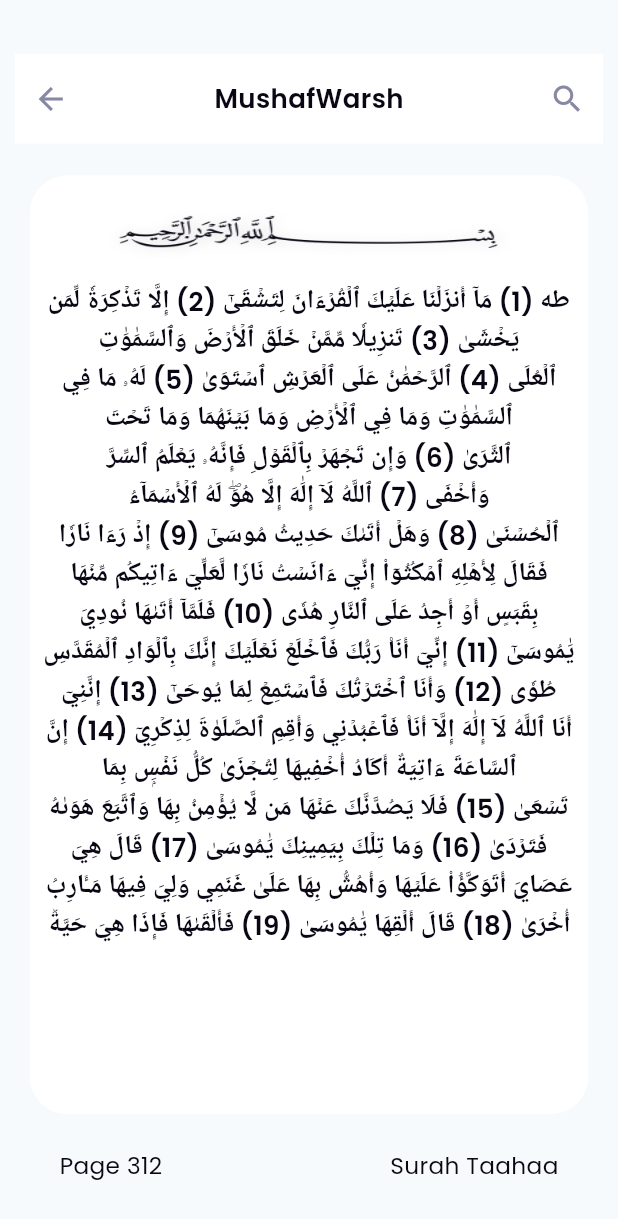
After one commit to KhaledRamadan880/IU-Mushaf, a Flutter app: the MushafView screen opened directly, after a tap on "Warch", on a phone screen of 412 x 824 dp. The commit adds this screen. Shown: the top 1219 px of the screen. Run offline on Flutter 3.47's test engine with Material 3 defaults, Android fonts, the phone set to English and light mode, and no system bars; our stand-ins replace device_preview, flutter_bloc, flutter_svg, get_it, persistent_bottom_nav_bar, shared_preferences; accounts and stored records are empty.

Commit message:
Mushaf Reading View UI

```diff
--- a/assets/translations/ar.json
+++ b/assets/translations/ar.json
@@ -9,6 +9,7 @@
     "mushaf" : "مصحف",
     "accent" : "لهجة",
     "by" : "by",
+    "page" : "صفحة",
 
     "quranAudio" : "المصحف الصوتي",
     "surah" : "السور",
--- a/assets/translations/en.json
+++ b/assets/translations/en.json
@@ -9,6 +9,7 @@
     "mushaf" : "Mushaf",
     "accent" : "accent",
     "by" : "by",
+    "page" : "Page",
 
     "quranAudio" : "Quran Audio",
     "surah" : "Surah",
--- a/lib/core/utils/app_assets.dart
+++ b/lib/core/utils/app_assets.dart
@@ -1,6 +1,10 @@
 // ignore_for_file: prefer_single_quotes
 class Assets {
   Assets._();
+
+  /// Assets for imagesBesmAllah
+  /// assets/images/besm_allah.png
+  static const String imagesBesmAllah = "assets/images/besm_allah.png";
 
   /// Assets for imagesBookIcon
   /// assets/images/book_icon.svg
--- a/lib/core/utils/app_strings.dart
+++ b/lib/core/utils/app_strings.dart
@@ -11,6 +11,7 @@ abstract class AppStrings {
   static const String mushaf = "mushaf";
   static const String accent = "accent";
   static const String by = "by";
+  static const String page = "page";
   //! Quran Audio
   static const String quranAudio = "quranAudio";
   static const String surah = "surah";
--- /dev/null
+++ b/lib/features/mushaf/presentation/views/mushaf_reading_view.dart
@@ -0,0 +1,27 @@
+import 'package:iu_mushaf/core/imports/imports.dart';
+
+import '../widgets/mushaf_reading_container.dart';
+import '../widgets/mushaf_reading_header.dart';
+import '../widgets/mushaf_reading_page_and_surah.dart';
+
+class MushafReadingView extends StatelessWidget {
+  const MushafReadingView({super.key});
+
+  @override
+  Widget build(BuildContext context) {
+    return Scaffold(
+      body: Column(
+        crossAxisAlignment: CrossAxisAlignment.center,
+        children: [
+          SizedBox(height: 37.responsiveHeight(context)),
+          //! Header Bar
+          const MushafReadingHeader(),
+          //! Reading Container
+          const MushafReadingContainer(),
+          //! Page Number & Surah Name
+          const MushafReadingPageNumberAndSurah(),
+        ],
+      ),
+    );
+  }
+}
--- a/lib/features/mushaf/presentation/widgets/mushaf_card.dart
+++ b/lib/features/mushaf/presentation/widgets/mushaf_card.dart
@@ -7,13 +7,17 @@ class MushafCard extends StatelessWidget {
     required this.mushafType,
     required this.accent,
     required this.by,
+    required this.onTap,
   });
 
   final String mushafType, accent, by;
+  final Function() onTap;
 
   @override
   Widget build(BuildContext context) {
-    return Container(
+    return GestureDetector(
+      onTap: onTap,
+      child: Container(
         height: 140.responsiveHeight(context),
         margin: EdgeInsets.only(
           bottom: 36.responsiveHeight(context),
@@ -90,6 +94,7 @@ class MushafCard extends StatelessWidget {
             SizedBox(width: 7.responsiveWidth(context)),
           ],
         ),
+      ),
     );
   }
 }
--- a/lib/features/mushaf/presentation/widgets/mushaf_cards_list_view.dart
+++ b/lib/features/mushaf/presentation/widgets/mushaf_cards_list_view.dart
@@ -1,4 +1,5 @@
 import 'package:iu_mushaf/core/imports/imports.dart';
+import 'package:iu_mushaf/features/mushaf/presentation/views/mushaf_reading_view.dart';
 import 'package:iu_mushaf/features/mushaf/presentation/widgets/mushaf_card.dart';
 
 class MushafCardsListView extends StatelessWidget {
@@ -31,6 +32,15 @@ class MushafCardsListView extends StatelessWidget {
               mushafType: mushafs[index]["mushafType"],
               accent: mushafs[index]["accent"],
               by: mushafs[index]["by"],
+              onTap: () {
+                PersistentNavBarNavigator.pushDynamicScreen(
+                  context,
+                  screen: MaterialPageRoute(
+                    builder: (context) => const MushafReadingView(),
+                  ),
+                  withNavBar: false,
+                );
+              },
             );
           },
         ),
--- /dev/null
+++ b/lib/features/mushaf/presentation/widgets/mushaf_reading_container.dart
@@ -0,0 +1,58 @@
+import 'package:iu_mushaf/core/imports/imports.dart';
+
+class MushafReadingContainer extends StatelessWidget {
+  const MushafReadingContainer({
+    super.key,
+  });
+
+  @override
+  Widget build(BuildContext context) {
+    return Container(
+      width: 357.responsiveWidth(context),
+      height: 647.responsiveHeight(context),
+      padding: EdgeInsets.only(
+        left: 8.responsiveWidth(context),
+        right: 8.responsiveWidth(context),
+        top: 20.responsiveHeight(context),
+      ),
+      margin: EdgeInsets.only(
+        top: 22.responsiveHeight(context),
+        left: 18.responsiveWidth(context),
+        right: 18.responsiveWidth(context),
+        bottom: 25.responsiveHeight(context),
+      ),
+      decoration: BoxDecoration(
+        color: Theme.of(context).secondaryHeaderColor,
+        borderRadius: BorderRadius.circular(25),
+      ),
+      child: Column(
+        children: [
+          BlocBuilder<GlobalCubit, GlobalState>(
+            builder: (context, state) {
+              return Padding(
+                padding: EdgeInsets.only(bottom: 14.responsiveHeight(context)),
+                child: Image.asset(
+                  Assets.imagesBesmAllah,
+                  height: 40.responsiveHeight(context),
+                  width: 270.responsiveWidth(context),
+                  color: context.read<GlobalCubit>().isDark
+                      ? AppColors.white
+                      : AppColors.black,
+                  fit: BoxFit.fill,
+                ),
+              );
+            },
+          ),
+          CustomText(
+            "طه (1) مَآ أَنزَلۡنَا عَلَيۡكَ ٱلۡقُرۡءَانَ لِتَشۡقَىٰٓ (2) إِلَّا تَذۡكِرَةٗ لِّمَن يَخۡشَىٰ (3) تَنزِيلٗا مِّمَّنۡ خَلَقَ ٱلۡأَرۡضَ وَٱلسَّمَٰوَٰتِ ٱلۡعُلَى (4) ٱلرَّحۡمَٰنُ عَلَى ٱلۡعَرۡشِ ٱسۡتَوَىٰ (5) لَهُۥ مَا فِي ٱلسَّمَٰوَٰتِ وَمَا فِي ٱلۡأَرۡضِ وَمَا بَيۡنَهُمَا وَمَا تَحۡتَ ٱلثَّرَىٰ (6) وَإِن تَجۡهَرۡ بِٱلۡقَوۡلِ فَإِنَّهُۥ يَعۡلَمُ ٱلسِّرَّ وَأَخۡفَى (7) ٱللَّهُ لَآ إِلَٰهَ إِلَّا هُوَۖ لَهُ ٱلۡأَسۡمَآءُ ٱلۡحُسۡنَىٰ (8) وَهَلۡ أَتَىٰكَ حَدِيثُ مُوسَىٰٓ (9) إِذۡ رَءَا نَارٗا فَقَالَ لِأَهۡلِهِ ٱمۡكُثُوٓاْ إِنِّيٓ ءَانَسۡتُ نَارٗا لَّعَلِّيٓ ءَاتِيكُم مِّنۡهَا بِقَبَسٍ أَوۡ أَجِدُ عَلَى ٱلنَّارِ هُدٗى (10) فَلَمَّآ أَتَىٰهَا نُودِيَ يَٰمُوسَىٰٓ (11) إِنِّيٓ أَنَا۠ رَبُّكَ فَٱخۡلَعۡ نَعۡلَيۡكَ إِنَّكَ بِٱلۡوَادِ ٱلۡمُقَدَّسِ طُوٗى (12) وَأَنَا ٱخۡتَرۡتُكَ فَٱسۡتَمِعۡ لِمَا يُوحَىٰٓ (13) إِنَّنِيٓ أَنَا ٱللَّهُ لَآ إِلَٰهَ إِلَّآ أَنَا۠ فَٱعۡبُدۡنِي وَأَقِمِ ٱلصَّلَوٰةَ لِذِكۡرِيٓ (14) إِنَّ ٱلسَّاعَةَ ءَاتِيَةٌ أَكَادُ أُخۡفِيهَا لِتُجۡزَىٰ كُلُّ نَفۡسِۭ بِمَا تَسۡعَىٰ (15) فَلَا يَصُدَّنَّكَ عَنۡهَا مَن لَّا يُؤۡمِنُ بِهَا وَٱتَّبَعَ هَوَىٰهُ فَتَرۡدَىٰ (16) وَمَا تِلۡكَ بِيَمِينِكَ يَٰمُوسَىٰ (17) قَالَ هِيَ عَصَايَ أَتَوَكَّؤُاْ عَلَيۡهَا وَأَهُشُّ بِهَا عَلَىٰ غَنَمِي وَلِيَ فِيهَا مَـَٔارِبُ أُخۡرَىٰ (18) قَالَ أَلۡقِهَا يَٰمُوسَىٰ (19) فَأَلۡقَىٰهَا فَإِذَا هِيَ حَيَّةٞ",
+            style: Styles.style18SemiBold(context).copyWith(
+              overflow: TextOverflow.clip,
+            ),
+            textAlign: TextAlign.center,
+            textDirection: TextDirection.rtl,
+          ),
+        ],
+      ),
+    );
+  }
+}
--- /dev/null
+++ b/lib/features/mushaf/presentation/widgets/mushaf_reading_header.dart
@@ -0,0 +1,71 @@
+import 'package:iu_mushaf/core/imports/imports.dart';
+
+class MushafReadingHeader extends StatelessWidget {
+  const MushafReadingHeader({
+    super.key,
+  });
+
+  @override
+  Widget build(BuildContext context) {
+    return Container(
+      width: double.infinity,
+      height: 62.responsiveHeight(context),
+      margin: EdgeInsets.symmetric(
+        horizontal: 9.responsiveWidth(context),
+      ),
+      decoration: BoxDecoration(
+        color: Theme.of(context).secondaryHeaderColor,
+      ),
+      child: Row(
+        children: [
+          //! Pop Button
+          CustomButton(
+            onPressed: () {
+              Navigator.pop(context);
+            },
+            icon: Icons.arrow_back,
+          ),
+          const Spacer(),
+          //! Title
+          CustomText(
+            AppStrings.mushaf.tr(context) + AppStrings.warsh.tr(context),
+            style: Styles.style18SemiBold(context),
+          ),
+          const Spacer(),
+          CustomButton(
+            onPressed: () {},
+            icon: Icons.search,
+          ),
+        ],
+      ),
+    );
+  }
+}
+
+class CustomButton extends StatelessWidget {
+  const CustomButton({
+    super.key,
+    required this.onPressed,
+    required this.icon,
+  });
+
+  final Function() onPressed;
+  final IconData icon;
+
+  @override
+  Widget build(BuildContext context) {
+    return IconButton(
+      onPressed: onPressed,
+      icon: BlocBuilder<GlobalCubit, GlobalState>(
+        builder: (context, state) {
+          return Icon(
+            icon,
+            color: context.read<GlobalCubit>().isDark
+                ? AppColors.white
+                : AppColors.grey,
+          );
+        },
+      ),
+    );
+  }
+}
--- /dev/null
+++ b/lib/features/mushaf/presentation/widgets/mushaf_reading_page_and_surah.dart
@@ -0,0 +1,28 @@
+import 'package:iu_mushaf/core/imports/imports.dart';
+
+class MushafReadingPageNumberAndSurah extends StatelessWidget {
+  const MushafReadingPageNumberAndSurah({
+    super.key,
+  });
+
+  @override
+  Widget build(BuildContext context) {
+    return Padding(
+      padding:
+          EdgeInsets.symmetric(horizontal: 36.responsiveWidth(context)),
+      child: Row(
+        children: [
+          CustomText(
+            "${AppStrings.page.tr(context)} 312",
+            style: Styles.style16(context),
+          ),
+          const Spacer(),
+          CustomText(
+            "${AppStrings.surah.tr(context)} Taahaa",
+            style: Styles.style16(context),
+          ),
+        ],
+      ),
+    );
+  }
+}
```
Also changed, not shown: assets/images/besm_allah.png (added). Lines whose indentation alone changed are shown as unchanged.
